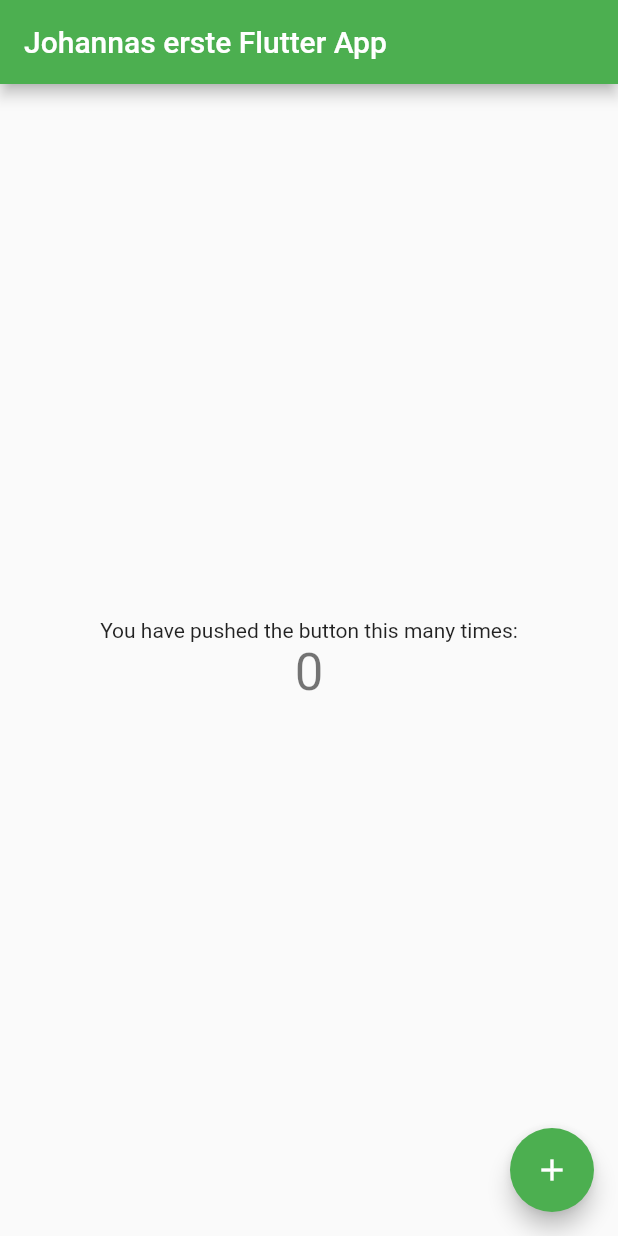
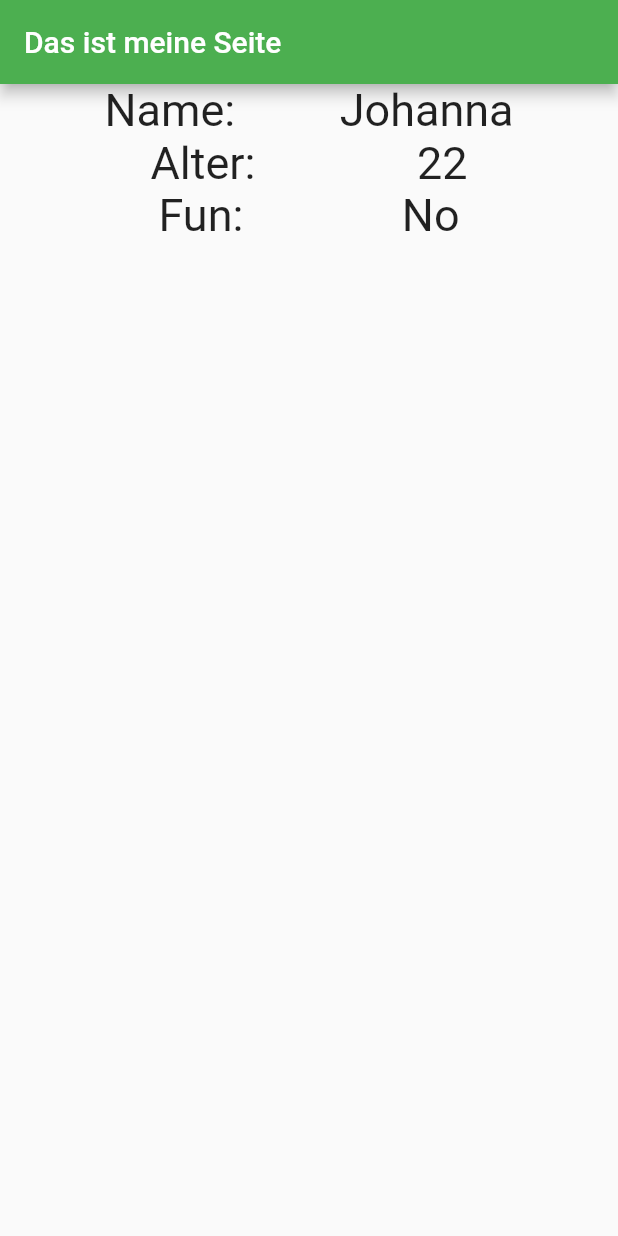
Before and after one commit to JohannaS1575/meine_erste_flutter_app, a Flutter app: the screen it shows after launch, on a phone screen of 412 x 824 dp. Run offline on Flutter 3.47's test engine with Material 2 defaults, Android fonts, the phone set to English and light mode, and no system bars.

Commit message:
Erstes Commit

```diff
--- a/lib/main.dart
+++ b/lib/main.dart
@@ -10,56 +10,51 @@ class MyApp extends StatelessWidget {
       theme: ThemeData(
         primarySwatch: Colors.green,
       ),
-      home: MyHomePage(title: 'Johannas erste Flutter App'),
+      home: JohannasHomePage(),
     );
   }
 }
 
-
-class MyHomePage extends StatefulWidget {
-  MyHomePage({Key key, this.title}) : super(key: key);
-
-  final String title;
-
+class JohannasHomePage extends StatefulWidget {
   @override
-  _MyHomePageState createState() => _MyHomePageState();
+  _JohannasHomePageState createState() => _JohannasHomePageState();
 }
 
-
-class _MyHomePageState extends State<MyHomePage> {
-  int _counter = 0;
-
-  void _incrementCounter() {
-    setState(() {
-      _counter++;
-    });
+class _JohannasHomePageState extends State<JohannasHomePage> {
+  @override
+  Widget build(BuildContext context) {
+    //Hier werden die UI Elemente eingefuegt
+    return Scaffold(
+      appBar: AppBar(
+        title: Text('Das ist meine Seite'),
+      ),
+      body: Column(
+        children: <Widget>[
+          makeRow("Name:", "Johanna"),
+          makeRow("Alter: ", "22"),
+          makeRow("Fun:", "No"),
+      ],
+      ),
+    );
   }
 
-  @override
-  Widget build(BuildContext context) {
-    return Scaffold(
-      appBar: AppBar(
-        title: Text(widget.title),
-      ),
-      body: Center(
-        child: Column(
-          mainAxisAlignment: MainAxisAlignment.center,
+  Widget makeRow(attribut, wert) {
+    return Row(
+          mainAxisAlignment: MainAxisAlignment.spaceEvenly,
           children: <Widget>[
             Text(
-              'You have pushed the button this many times:',
+              attribut,
+              style: TextStyle(
+                fontSize: 30,
+              ),
             ),
             Text(
-              '$_counter',
-              style: Theme.of(context).textTheme.display1,
+              wert,
+              style: TextStyle(
+                  fontSize: 30
+              ),
             ),
           ],
-        ),
-      ),
-      floatingActionButton: FloatingActionButton(
-        onPressed: _incrementCounter,
-        tooltip: 'Increment',
-        child: Icon(Icons.add),
-      ), // This trailing comma makes auto-formatting nicer for build methods.
-    );
+        );
   }
 }
```
